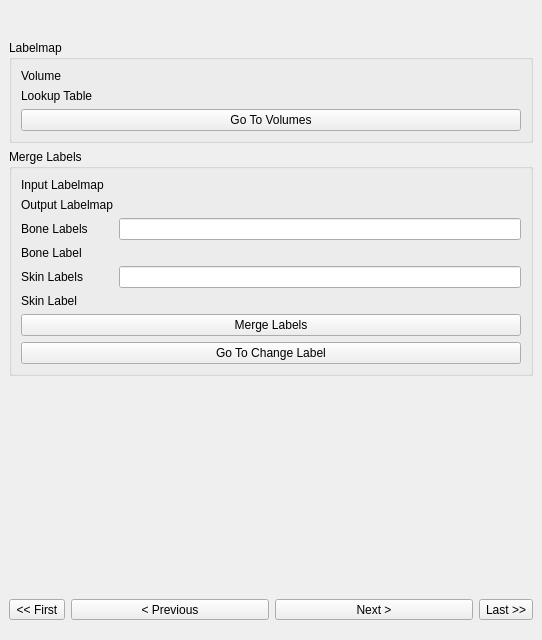
Above: Modules/Scripted/Scripts/Resources/UI/Workflow.ui from KitwareMedical/Bender before the change. Below: the same form after it.
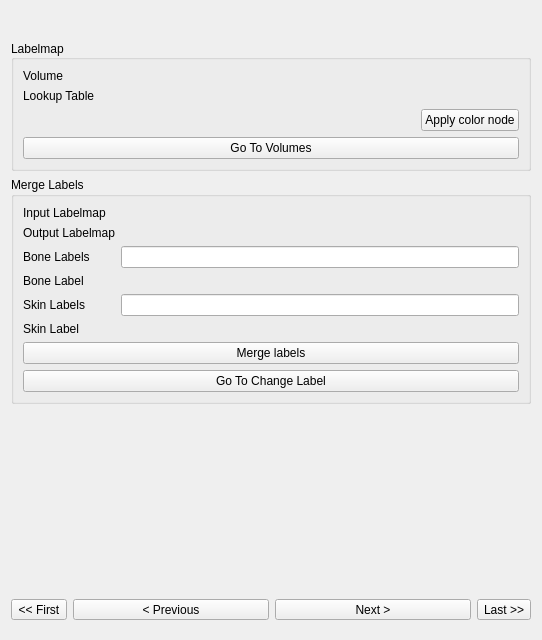
That is the form after the change. Custom widgets are drawn as their Qt base class.

Commit message:
Restore apply button for color table
The color table is only applied when the button is clicked. This will
hopefully prevent misleading the user into believing that the look-up table
is already applied to the node.
Throughout the code, it is implied that if we have a volume node, it has
a display node associated.

See Issue #13882

What changed in the file:
```diff
--- a/Modules/Scripted/Scripts/Resources/UI/Workflow.ui
+++ b/Modules/Scripted/Scripts/Resources/UI/Workflow.ui
@@ -20,12 +20,6 @@
    <string>Workflow</string>
   </property>
   <layout class="QVBoxLayout" name="verticalLayout_6">
-   <property name="leftMargin">
-    <number>9</number>
-   </property>
-   <property name="rightMargin">
-    <number>9</number>
-   </property>
    <item>
     <widget class="QLabel" name="TitleLabel">
      <property name="text">
@@ -66,10 +60,19 @@
        </property>
        <item>
         <widget class="ctkCollapsibleGroupBox" name="LabelmapCollapsibleGroupBox">
+         <property name="layoutDirection">
+          <enum>Qt::LeftToRight</enum>
+         </property>
          <property name="title">
           <string>Labelmap</string>
          </property>
-         <layout class="QFormLayout" name="formLayout_6">
+         <property name="alignment">
+          <set>Qt::AlignLeading|Qt::AlignLeft|Qt::AlignVCenter</set>
+         </property>
+         <property name="flat">
+          <bool>false</bool>
+         </property>
+         <layout class="QFormLayout" name="formLayout">
           <item row="0" column="0">
            <widget class="QLabel" name="LabelmapVolumeLabel">
             <property name="text">
@@ -114,13 +117,43 @@
             </property>
            </widget>
           </item>
-          <item row="2" column="0" colspan="2">
+          <item row="3" column="0" colspan="2">
            <widget class="QPushButton" name="LabelmapGoToModulePushButton">
             <property name="text">
              <string>Go To Volumes</string>
             </property>
            </widget>
           </item>
+          <item row="2" column="1">
+           <layout class="QHBoxLayout" name="horizontalLayout_2">
+            <item>
+             <spacer name="horizontalSpacer">
+              <property name="orientation">
+               <enum>Qt::Horizontal</enum>
+              </property>
+              <property name="sizeHint" stdset="0">
+               <size>
+                <width>40</width>
+                <height>20</height>
+               </size>
+              </property>
+             </spacer>
+            </item>
+            <item>
+             <widget class="QPushButton" name="LabelMapApplyColorNodePushButton">
+              <property name="sizePolicy">
+               <sizepolicy hsizetype="Fixed" vsizetype="Fixed">
+                <horstretch>0</horstretch>
+                <verstretch>0</verstretch>
+               </sizepolicy>
+              </property>
+              <property name="text">
+               <string>Apply color node</string>
+              </property>
+             </widget>
+            </item>
+           </layout>
+          </item>
          </layout>
         </widget>
        </item>
@@ -220,7 +253,7 @@
           <item row="7" column="0" colspan="2">
            <widget class="QPushButton" name="MergeLabelsApplyPushButton">
             <property name="text">
-             <string>Merge Labels</string>
+             <string>Merge labels</string>
             </property>
            </widget>
           </item>
```
Left out of the diff: 194 changed lines with no effect on the pictures. The commit also changes 1 other file.
